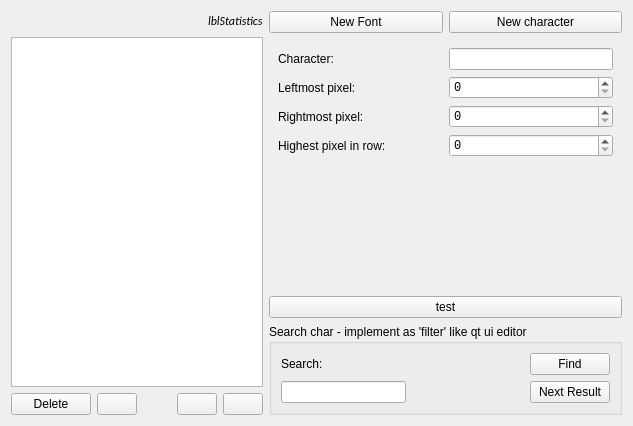
This is OTModules/wFonts/Widgets/wdgeditor.ui in pietr26/OMSI-Tools as Qt 5 draws it before an edit. The edited form follows.
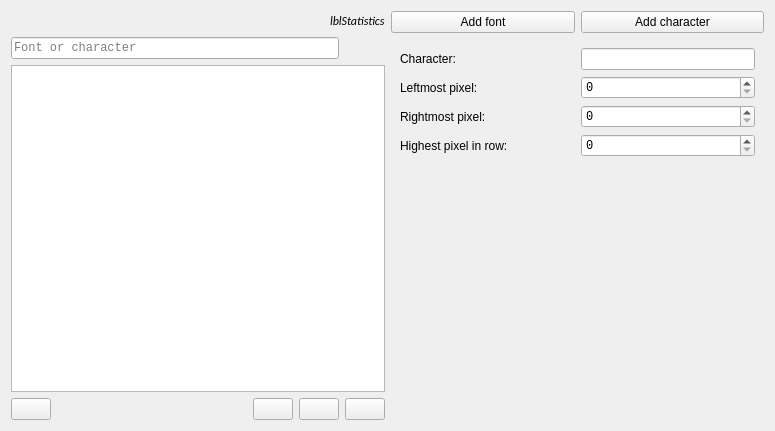
This is the edited form. The open tabs and pages were chosen to show the change. Icons and pictures are not drawn.

Commit message: Reworked actions and buttons

```diff
--- a/OTModules/wFonts/Widgets/wdgeditor.ui
+++ b/OTModules/wFonts/Widgets/wdgeditor.ui
@@ -6,14 +6,14 @@
    <rect>
     <x>0</x>
     <y>0</y>
-    <width>633</width>
-    <height>426</height>
+    <width>775</width>
+    <height>431</height>
    </rect>
   </property>
   <property name="windowTitle">
    <string notr="true">wdgEditor</string>
   </property>
-  <layout class="QHBoxLayout" name="horizontalLayout_6">
+  <layout class="QHBoxLayout" name="horizontalLayout_7">
    <item>
     <layout class="QVBoxLayout" name="verticalLayout_3">
      <item>
@@ -50,6 +50,55 @@
        </item>
       </layout>
      </item>
+     <item>
+      <layout class="QHBoxLayout" name="horizontalLayout_6"/>
+     </item>
+     <item>
+      <widget class="QFrame" name="fraSearch">
+       <layout class="QHBoxLayout" name="horizontalLayout_8">
+        <property name="leftMargin">
+         <number>0</number>
+        </property>
+        <property name="topMargin">
+         <number>0</number>
+        </property>
+        <property name="rightMargin">
+         <number>0</number>
+        </property>
+        <property name="bottomMargin">
+         <number>0</number>
+        </property>
+        <item>
+         <widget class="QLineEdit" name="ledSearch">
+          <property name="font">
+           <font>
+            <family>Consolas</family>
+           </font>
+          </property>
+          <property name="maxLength">
+           <number>32767</number>
+          </property>
+          <property name="placeholderText">
+           <string>Font or character</string>
+          </property>
+          <property name="clearButtonEnabled">
+           <bool>true</bool>
+          </property>
+         </widget>
+        </item>
+        <item>
+         <widget class="QPushButton" name="btnCloseSearch">
+          <property name="icon">
+           <iconset theme="application-exit"/>
+          </property>
+          <property name="flat">
+           <bool>true</bool>
+          </property>
+         </widget>
+        </item>
+       </layout>
+      </widget>
+     </item>
      <item>
       <widget class="QTreeView" name="tvwChars">
        <property name="editTriggers">
@@ -62,21 +111,8 @@
      </item>
      <item>
       <layout class="QHBoxLayout" name="horizontalLayout_4">
-       <item>
-        <widget class="QPushButton" name="btnDeleteSelection">
-         <property name="enabled">
-          <bool>true</bool>
-         </property>
-         <property name="text">
-          <string>Delete</string>
-         </property>
-        </widget>
-       </item>
        <item>
         <widget class="QPushButton" name="btnEditorPreferences">
-         <property name="text">
-          <string/>
-         </property>
          <property name="icon">
           <iconset theme="document-properties"/>
          </property>
@@ -100,17 +136,6 @@
        </item>
        <item>
         <widget class="QPushButton" name="btnMoveUp">
-         <property name="enabled">
-          <bool>true</bool>
-         </property>
-         <property name="font">
-          <font>
-           <kerning>true</kerning>
-          </font>
-         </property>
-         <property name="text">
-          <string/>
-         </property>
          <property name="icon">
           <iconset theme="go-up"/>
          </property>
@@ -130,9 +155,6 @@
          <property name="enabled">
           <bool>true</bool>
          </property>
-         <property name="text">
-          <string/>
-         </property>
          <property name="icon">
           <iconset theme="go-down"/>
          </property>
@@ -147,6 +169,16 @@
          </property>
         </widget>
        </item>
+       <item>
+        <widget class="QPushButton" name="btnDeleteItem">
+         <property name="enabled">
+          <bool>true</bool>
+         </property>
+         <property name="icon">
+          <iconset theme="edit-clear"/>
+         </property>
+        </widget>
+       </item>
       </layout>
      </item>
     </layout>
@@ -158,14 +190,14 @@
        <item>
         <widget class="QPushButton" name="btnNewFont">
          <property name="text">
-          <string>New Font</string>
+          <string>Add font</string>
          </property>
         </widget>
        </item>
        <item>
         <widget class="QPushButton" name="btnNewChar">
          <property name="text">
-          <string>New character</string>
+          <string>Add character</string>
          </property>
         </widget>
        </item>
@@ -518,102 +550,6 @@
        </widget>
       </widget>
      </item>
-     <item>
-      <widget class="QPushButton" name="btnTest">
-       <property name="text">
-        <string>test</string>
-       </property>
-      </widget>
-     </item>
-     <item>
-      <widget class="QGroupBox" name="gbxSearchChar">
-       <property name="title">
-        <string>Search char - implement as 'filter' like qt ui editor</string>
-       </property>
-       <layout class="QVBoxLayout" name="verticalLayout_5">
-        <item>
-         <layout class="QGridLayout" name="gridLayout_3">
-          <item row="1" column="2">
-           <widget class="QPushButton" name="btnNextResult">
-            <property name="text">
-             <string>Next Result</string>
-            </property>
-            <property name="shortcut">
-             <string notr="true">F3</string>
-            </property>
-            <property name="autoDefault">
-             <bool>false</bool>
-            </property>
-            <property name="default">
-             <bool>false</bool>
-            </property>
-            <property name="flat">
-             <bool>false</bool>
-            </property>
-           </widget>
-          </item>
-          <item row="1" column="0">
-           <widget class="QLineEdit" name="ledSearch">
-            <property name="sizePolicy">
-             <sizepolicy hsizetype="Fixed" vsizetype="Fixed">
-              <horstretch>0</horstretch>
-              <verstretch>0</verstretch>
-             </sizepolicy>
-            </property>
-            <property name="font">
-             <font>
-              <family>Consolas</family>
-             </font>
-            </property>
-            <property name="maxLength">
-             <number>1</number>
-            </property>
-           </widget>
-          </item>
-          <item row="0" column="0">
-           <widget class="QLabel" name="lblSearch">
-            <property name="text">
-             <string>Search:</string>
-            </property>
-            <property name="buddy">
-             <cstring>ledSearch</cstring>
-            </property>
-           </widget>
-          </item>
-          <item row="0" column="2">
-           <widget class="QPushButton" name="btnFind">
-            <property name="text">
-             <string>Find</string>
-            </property>
-            <property name="autoDefault">
-             <bool>false</bool>
-            </property>
-            <property name="default">
-             <bool>false</bool>
-            </property>
-            <property name="flat">
-             <bool>false</bool>
-            </property>
-           </widget>
-          </item>
-          <item row="0" column="1" rowspan="2">
-           <spacer name="horizontalSpacer_5">
-            <property name="orientation">
-             <enum>Qt::Horizontal</enum>
-            </property>
-            <property name="sizeHint" stdset="0">
-             <size>
-              <width>40</width>
-              <height>20</height>
-             </size>
-            </property>
-           </spacer>
-          </item>
-         </layout>
-        </item>
-       </layout>
-      </widget>
-     </item>
     </layout>
    </item>
   </layout>
```
Left out of the diff: 29 changed lines with no effect on the pictures. The commit also changes 5 other files.
